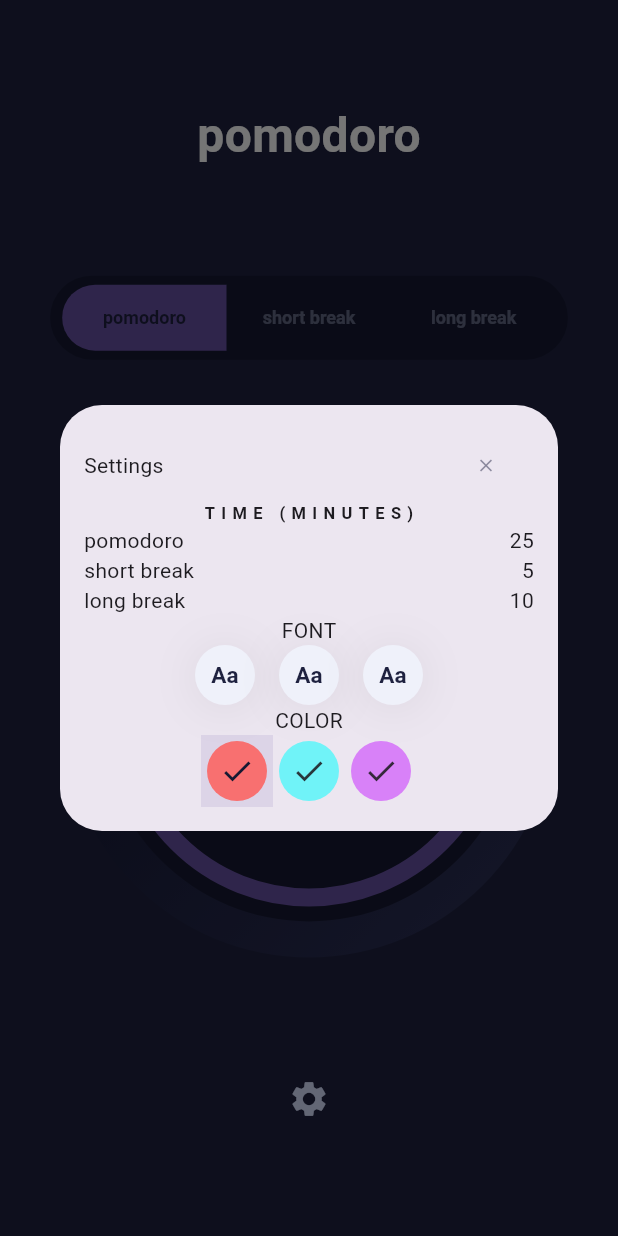
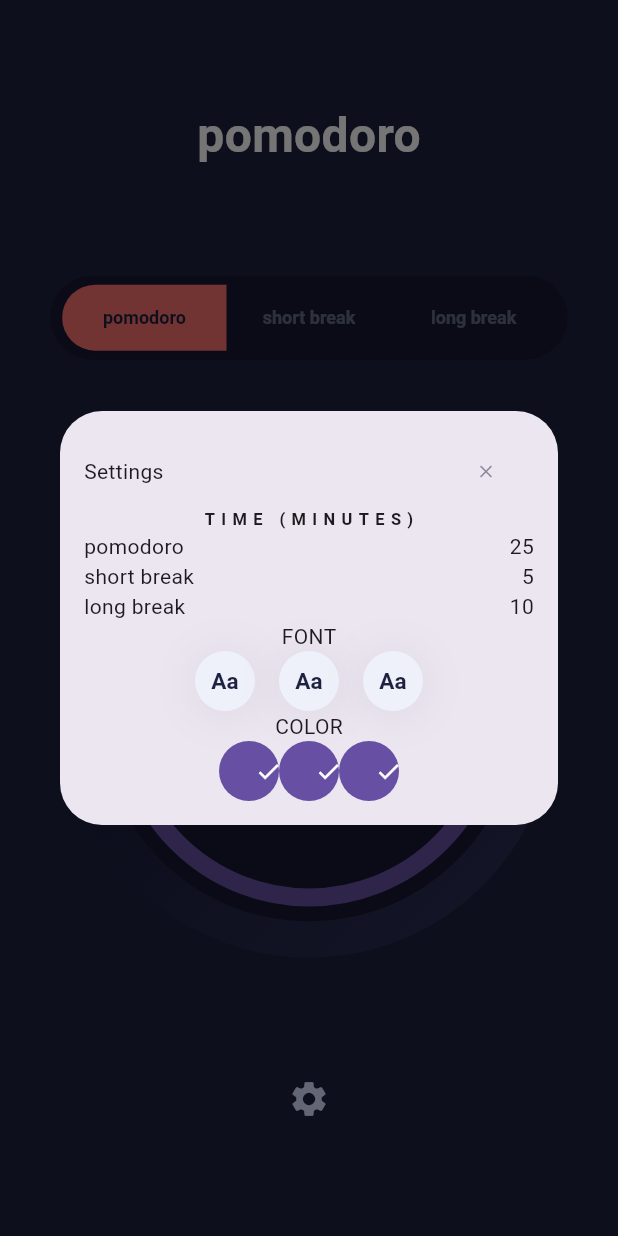
Before and after one commit to asvirts/pomodoro, a Flutter app: the screen it shows after launch, after a tap on the "settings" icon, on a phone screen of 412 x 824 dp. Run offline on Flutter 3.47's test engine with Material 3 defaults, Android fonts, the phone set to English and light mode, and no system bars; drawn by our look-alikes of group_button, timer_count_down; our stand-ins replace custom_radio_grouped_button, flutter_riverpod, google_fonts, riverpod_annotation; generated files the repository leaves out were written again.

Commit message:
color change works

```diff
--- a/lib/widgets/radio_buttons.dart
+++ b/lib/widgets/radio_buttons.dart
@@ -1,5 +1,6 @@
 import 'package:custom_radio_grouped_button/custom_radio_grouped_button.dart';
 import 'package:flutter/material.dart';
+import 'package:flutter/widgets.dart';
 import 'package:flutter_riverpod/flutter_riverpod.dart';
 import 'package:google_fonts/google_fonts.dart';
 import 'package:group_button/group_button.dart';
@@ -57,54 +58,42 @@ class _ColorSelectorState extends ConsumerState<ColorSelector> {
     final currentColor = ref.watch(settings.colorsNotifierProvider);
     final currentIndex = ref.watch(settings.colorIndexProvider);
 
-    final _buttons = ["", "", ""];
-    final List<bool> selectedButton = <bool>[true, false, false];
+    final controller = WidgetStatesController();
 
-    return Row(children: [
-      ToggleButtons(
-        isSelected: selectedButton,
-        onPressed: (int index) {
-          setState(() {
-            for (int i = 0; i < _buttons.length; i++) {
-              selectedButton[i] = i == index;
-            }
-          });
-        },
-        renderBorder: false,
-        selectedColor: Color.fromRGBO(22, 25, 50, 1),
-        children: [
+    return Row(mainAxisAlignment: MainAxisAlignment.spaceAround, children: [
       Container(
         height: 40,
         width: 40,
-            decoration: BoxDecoration(
-                color: Color.fromRGBO(248, 112, 112, 1),
-                borderRadius: BorderRadius.circular(99)),
+        child: FilledButton(
+            autofocus: true,
+            onPressed: () => ref
+                .watch(settings.colorsNotifierProvider.notifier)
+                .updateColor(settings.ColorScheme.red),
+            child: Icon(Icons.check)),
+      ),
+      Container(
+        height: 40,
+        width: 40,
+        child: FilledButton(
+          autofocus: true,
+          onPressed: () => ref
+              .watch(settings.colorsNotifierProvider.notifier)
+              .updateColor(settings.ColorScheme.blue),
           child: Icon(
             Icons.check,
+          ),
         ),
       ),
       Container(
         height: 40,
         width: 40,
-            decoration: BoxDecoration(
-                color: Color.fromRGBO(112, 243, 248, 1),
-                borderRadius: BorderRadius.circular(99)),
-            child: Icon(
-              Icons.check,
+        child: FilledButton(
+            autofocus: true,
+            onPressed: () => ref
+                .watch(settings.colorsNotifierProvider.notifier)
+                .updateColor(settings.ColorScheme.purple),
+            child: Icon(Icons.check)),
       ),
-          ),
-          Container(
-            height: 40,
-            width: 40,
-            decoration: BoxDecoration(
-                color: Color.fromRGBO(216, 129, 248, 1),
-                borderRadius: BorderRadius.circular(99)),
-            child: Icon(
-              Icons.check,
-            ),
-          )
-        ],
-      )
     ]);
   }
 }
--- a/lib/widgets/segmented_button.dart
+++ b/lib/widgets/segmented_button.dart
@@ -18,6 +18,7 @@ class _SegmentedButtonWidgetState extends ConsumerState<SegmentedButtonWidget> {
   Widget build(BuildContext context) {
     final currentMode = ref.watch(modeNotifierProvider);
     final currentFont = ref.watch(fontNotifierProvider);
+    final currentColor = ref.watch(colorsNotifierProvider);
 
     TextStyle font = ref.watch(fontNotifierProvider.notifier).getCurrentFont();
 
@@ -33,7 +34,8 @@ class _SegmentedButtonWidgetState extends ConsumerState<SegmentedButtonWidget> {
           backgroundColor: const Color.fromRGBO(22, 25, 50, 1),
           foregroundColor: const Color.fromRGBO(215, 224, 255, .4),
           selectedForegroundColor: const Color.fromRGBO(30, 33, 63, 1),
-          selectedBackgroundColor: Theme.of(context).colorScheme.primary,
+          selectedBackgroundColor:
+              ref.watch(colorsNotifierProvider.notifier).getCurrentColor(),
           side: const BorderSide(width: 0, style: BorderStyle.none),
           textStyle: GoogleFonts.kumbhSans(
             fontWeight: FontWeight.bold,
```
Lines whose indentation alone changed are shown as unchanged.
